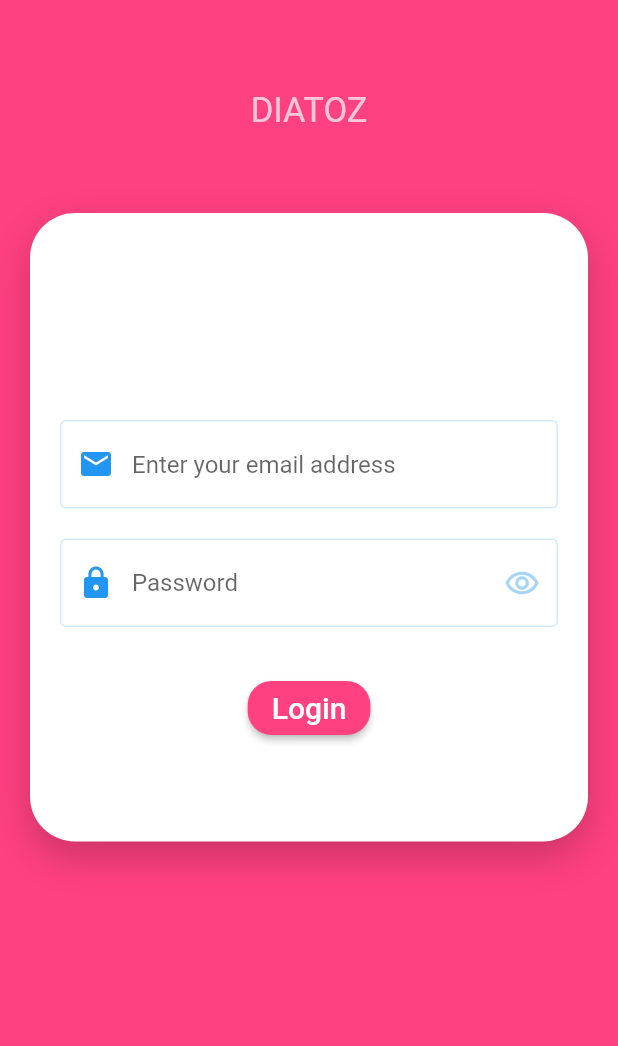
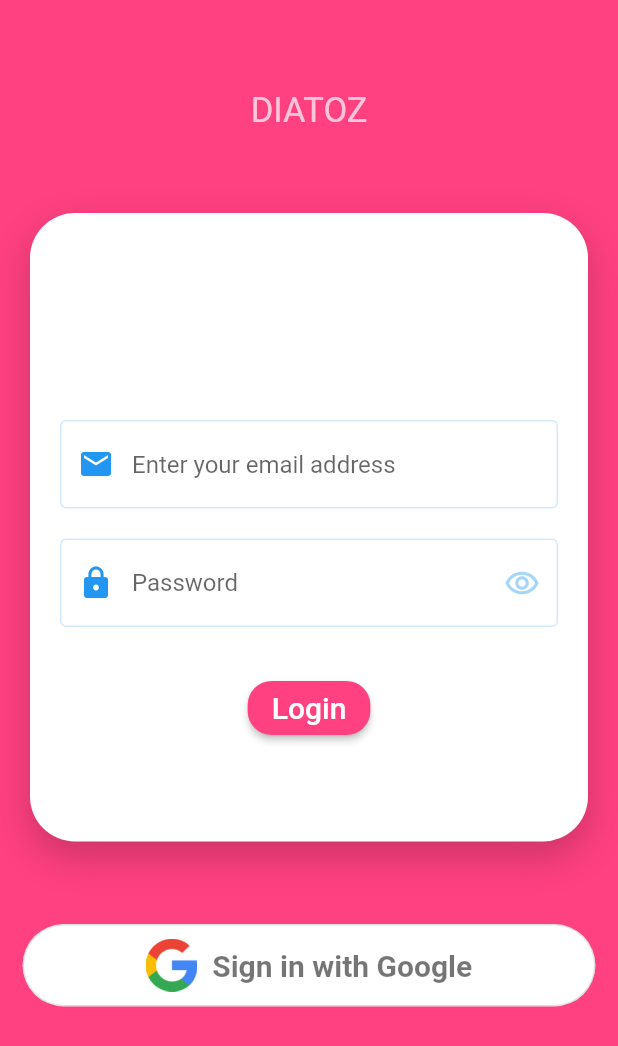
Before and after one commit to Akash-Diatoz/flash-task, a Flutter app: the screen it shows after launch, on a phone screen of 412 x 824 dp. Shown: the top 1046 px of the screen. Run offline on Flutter 3.47's test engine with Material 2 defaults, Android fonts, the phone set to English and light mode, and no system bars; our stand-ins replace firebase_analytics, firebase_auth, firebase_core, firebase_remote_config, get_it, google_fonts and 2 more; accounts and stored records are empty.

Commit message:
Google sign in added

```diff
--- a/lib/main.dart
+++ b/lib/main.dart
@@ -57,6 +57,7 @@ class MainPage extends StatelessWidget {
 
   @override
   Widget build(BuildContext context) {
+    User? user = FirebaseAuth.instance.currentUser;
     return Scaffold(
       body: StreamBuilder<User?>(
           stream: FirebaseAuth.instance.authStateChanges(),
--- /dev/null
+++ b/lib/presentation/LoginPage/googleSigninMethod.dart
@@ -0,0 +1,68 @@
+import 'package:firebase_auth/firebase_auth.dart';
+import 'package:flutter/material.dart';
+import 'package:provider/provider.dart';
+
+import '../../application/firebase_analytics.dart';
+import '../../infrastructure/locator.dart';
+import '../HomeScreen/main_screen.dart';
+import 'googleSignin.dart';
+
+class GoogleSignInButton extends StatefulWidget {
+  @override
+  _GoogleSignInButtonState createState() => _GoogleSignInButtonState();
+}
+
+class _GoogleSignInButtonState extends State<GoogleSignInButton> {
+  bool _isSigningIn = false;
+  final AnalyticsService _analyticsService = locator<AnalyticsService>();
+
+  @override
+  Widget build(BuildContext context) {
+    return Padding(
+      padding: const EdgeInsets.only(bottom: 16.0, right: 15, left: 15),
+      child: _isSigningIn
+          ? Center(child: const CircularProgressIndicator())
+          : OutlinedButton(
+              style: ButtonStyle(
+                backgroundColor: MaterialStateProperty.all(Colors.white),
+                shape: MaterialStateProperty.all(
+                  RoundedRectangleBorder(
+                    borderRadius: BorderRadius.circular(40),
+                  ),
+                ),
+              ),
+              onPressed: () async {
+                await _analyticsService.logLogin();
+                GoogleSignInProvider().googleLogin();
+                // final provider =
+                //     Provider.of<GoogleSignInProvider>(context, listen: false);
+                // provider.googleLogin();
+              },
+              child: Padding(
+                padding: const EdgeInsets.fromLTRB(0, 10, 0, 10),
+                child: Row(
+                  mainAxisSize: MainAxisSize.min,
+                  mainAxisAlignment: MainAxisAlignment.center,
+                  children: <Widget>[
+                    Image(
+                      image: AssetImage("assets/google_logo.png"),
+                      height: 35.0,
+                    ),
+                    Padding(
+                      padding: const EdgeInsets.only(left: 10),
+                      child: Text(
+                        'Sign in with Google',
+                        style: TextStyle(
+                          fontSize: 20,
+                          color: Colors.black54,
+                          fontWeight: FontWeight.w600,
+                        ),
+                      ),
+                    )
+                  ],
+                ),
+              ),
+            ),
+    );
+  }
+}
--- a/lib/presentation/LoginPage/login_page.dart
+++ b/lib/presentation/LoginPage/login_page.dart
@@ -6,6 +6,7 @@ import 'package:flutter/material.dart';
 import 'package:google_fonts/google_fonts.dart';
 import '../../../core/constants.dart';
 import '../../main.dart';
+import 'googleSigninMethod.dart';
 
 class LoginPage extends StatefulWidget {
   @override
@@ -172,6 +173,7 @@ class _LoginPageState extends State<LoginPage> {
               ),
             ),
           ),
+          GoogleSignInButton()
         ],
       ),
     );
--- a/pubspec.yaml
+++ b/pubspec.yaml
@@ -43,10 +43,11 @@ dependencies:
   hexcolor: ^3.0.1
   get_it: ^7.2.0
   carousel_slider: ^4.1.1
-  get: ^4.6.5
   google_fonts: ^4.0.1
   cloud_firestore: ^4.4.4
   firebase_auth: ^4.2.10
+  google_sign_in: ^6.0.2
+  provider: ^6.0.5
 
 
 dev_dependencies:
```
Also changed, not shown: lib/core/constants.dart (+10 -0 lines), lib/presentation/HomeScreen/main_screen.dart (+9 -1 lines), lib/presentation/LoginPage/googleSignin.dart (added, +34 -0 lines), assets/google_logo.png (added), pubspec.lock.
